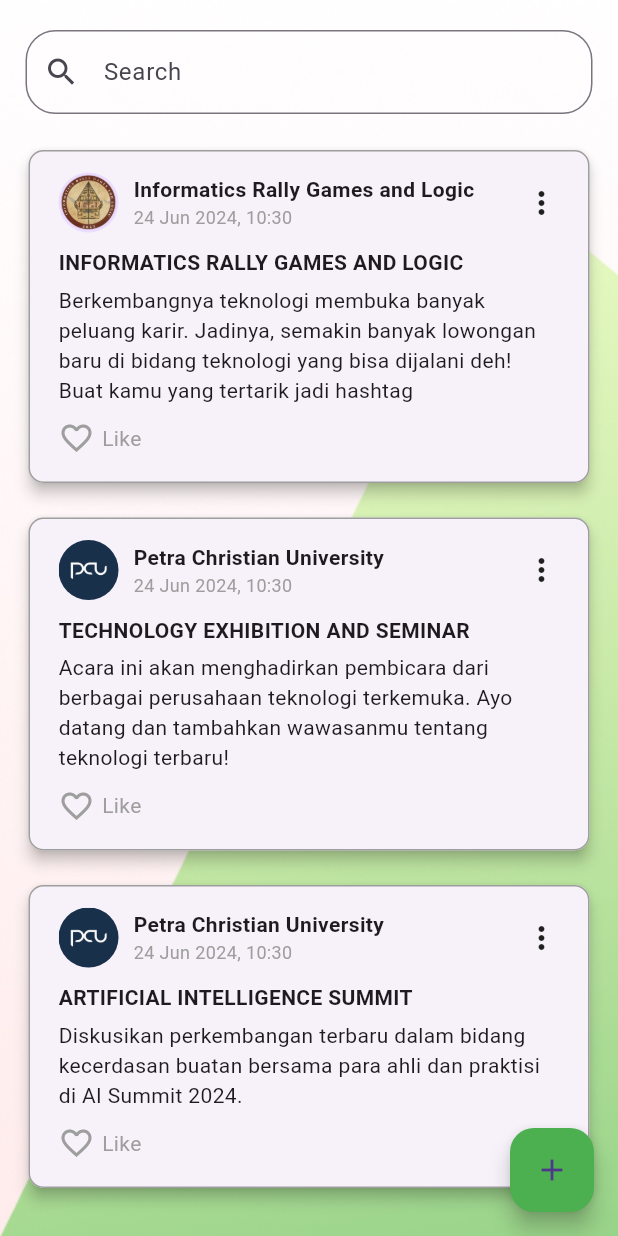
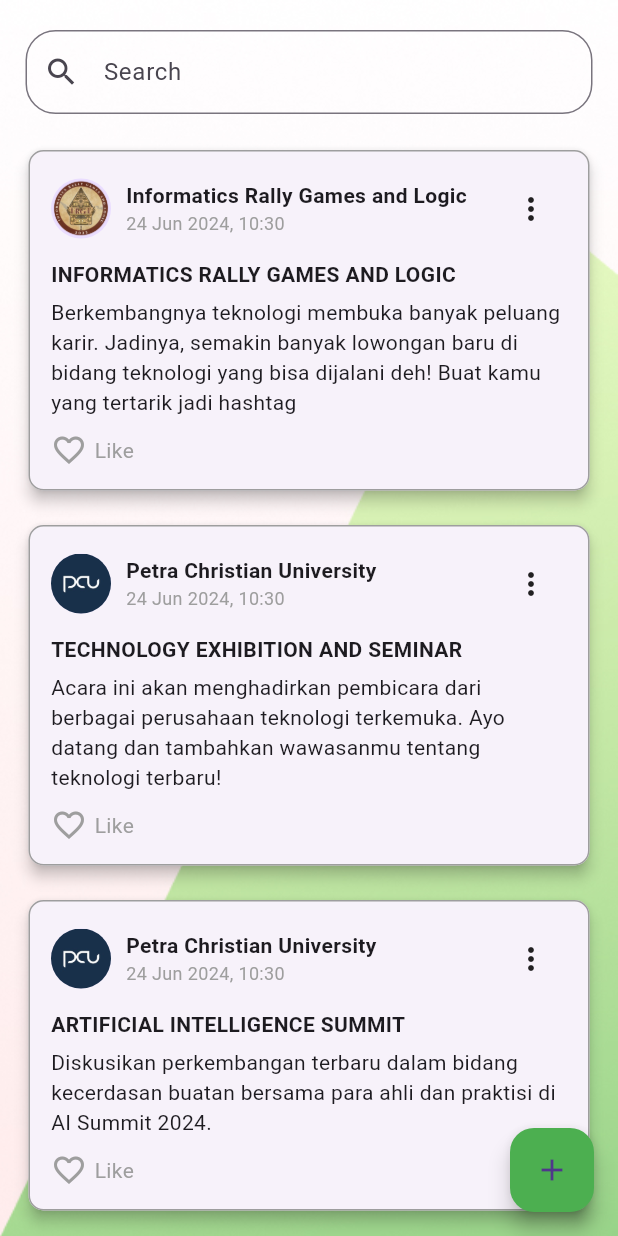
Before and after one commit to Griemoriez/Sponsorin, a Flutter app: the DiscoverCompanyHome screen opened directly, on a phone screen of 412 x 824 dp. Run offline on Flutter 3.47's test engine with Material 3 defaults, Android fonts, the light colour scheme and no system bars; our stand-ins replace curved_navigation_bar, hive, hive_flutter; accounts and stored records are empty.

Commit message:
sponsor (done)

```diff
--- a/flut_sponsorin/lib/company_view/discover_company_home.dart
+++ b/flut_sponsorin/lib/company_view/discover_company_home.dart
@@ -6,17 +6,16 @@ import '../models/user.dart';
 import '../models/post.dart';
 
 class DiscoverCompanyHome extends StatefulWidget {
-  const DiscoverCompanyHome({super.key});
+  const DiscoverCompanyHome({Key? key}) : super(key: key);
 
   @override
   State<DiscoverCompanyHome> createState() => _DiscoverCompanyHomeState();
 }
 
 class _DiscoverCompanyHomeState extends State<DiscoverCompanyHome> {
-  bool isFavorite = false;
   bool isLoading = true;
-  List<Map<String, String>> cardData = [];
-  List<Map<String, String>> filteredCardData = [];
+  List<Map<String, dynamic>> cardData = [];
+  List<Map<String, dynamic>> filteredCardData = [];
 
   @override
   void initState() {
@@ -28,7 +27,7 @@ class _DiscoverCompanyHomeState extends State<DiscoverCompanyHome> {
     var postBox = await Hive.openBox<Post>('postBox');
     var userBox = await Hive.openBox<User>('userBox');
 
-    List<Map<String, String>> tempCardData = [];
+    List<Map<String, dynamic>> tempCardData = [];
 
     for (var postKey in postBox.keys) {
       var post = postBox.get(postKey) as Post;
@@ -40,6 +39,7 @@ class _DiscoverCompanyHomeState extends State<DiscoverCompanyHome> {
         'event': post.title,
         'description': post.description,
         'imagePath': user.picture ?? 'lib/assets/logo.png', // Use placeholder if null,
+        'isFavorite': "false", // Initialize isFavorite as false
       });
     }
 
@@ -61,6 +61,12 @@ class _DiscoverCompanyHomeState extends State<DiscoverCompanyHome> {
 
     setState(() {
       filteredCardData = results;
+    });
+  }
+
+  void _toggleFavorite(int index) {
+    setState(() {
+      filteredCardData[index]['isFavorite'] = (filteredCardData[index]['isFavorite'] == 'true')? "false": "true";
     });
   }
 
@@ -98,7 +104,8 @@ class _DiscoverCompanyHomeState extends State<DiscoverCompanyHome> {
                       border: OutlineInputBorder(
                         borderRadius:
                         BorderRadius.all(Radius.circular(20.0)),
-                          borderSide: BorderSide(color: Colors.orange)),
+                        borderSide: BorderSide(color: Colors.orange),
+                      ),
                     ),
                   ),
                 ),
@@ -108,6 +115,8 @@ class _DiscoverCompanyHomeState extends State<DiscoverCompanyHome> {
                   itemCount: filteredCardData.length,
                   itemBuilder: (context, index) {
                     final item = filteredCardData[index];
+                    String isFavorite = (item['isFavorite'] == 'true')? "false": "true";
+
                     return Padding(
                       padding: const EdgeInsets.only(
                           right: 15.0, left: 15.0, bottom: 15.0),
@@ -119,15 +128,9 @@ class _DiscoverCompanyHomeState extends State<DiscoverCompanyHome> {
                               color: Colors.grey, width: 1),
                         ),
                         child: Padding(
-                          padding: const EdgeInsets.only(
-                              top: 15.0,
-                              left: 20.0,
-                              right: 20.0,
-                              bottom: 18.0),
+                          padding: const EdgeInsets.all(15.0),
                           child: Column(
-                              mainAxisSize: MainAxisSize.min,
-                              crossAxisAlignment:
-                              CrossAxisAlignment.start,
+                            crossAxisAlignment: CrossAxisAlignment.start,
                             children: <Widget>[
                               Row(
                                 children: <Widget>[
@@ -136,8 +139,9 @@ class _DiscoverCompanyHomeState extends State<DiscoverCompanyHome> {
                                         item['imagePath']!),
                                     radius: 20,
                                   ),
-                                    SizedBox(width: 10),
-                                    Column(
+                                  const SizedBox(width: 10),
+                                  Expanded(
+                                    child: Column(
                                       crossAxisAlignment:
                                       CrossAxisAlignment.start,
                                       children: <Widget>[
@@ -156,36 +160,61 @@ class _DiscoverCompanyHomeState extends State<DiscoverCompanyHome> {
                                         ),
                                       ],
                                     ),
-                                    Spacer(),
-                                    Icon(Icons.more_vert),
+                                  ),
+                                  PopupMenuButton(
+                                    itemBuilder: (context) => [
+                                      PopupMenuItem(
+                                        child: Text('Option 1'),
+                                        value: 'Option 1',
+                                      ),
+                                      PopupMenuItem(
+                                        child: Text('Option 2'),
+                                        value: 'Option 2',
+                                      ),
                                     ],
                                   ),
-                                SizedBox(height: 10),
+                                ],
+                              ),
+                              const SizedBox(height: 10),
                               Text(
                                 item['event']!,
                                 style: TextStyle(
                                   fontWeight: FontWeight.bold,
                                 ),
                               ),
-                                SizedBox(height: 5),
+                              const SizedBox(height: 5),
                               Text(
                                 item['description']!,
                               ),
-                                SizedBox(height: 10),
-                                Row(children: <Widget>[
+                              const SizedBox(height: 10),
+                              GestureDetector(
+                                onTap: () {
+                                  _toggleFavorite(index);
+                                },
+                                child: Row(
+                                  children: <Widget>[
                                     Icon(
-                                    Icons.favorite_border,
-                                    color: Colors.grey,
+                                      item['isFavorite'] == 'true'
+                                          ? Icons.favorite
+                                          : Icons.favorite_border,
+                                      color: item['isFavorite'] == 'true'
+                                          ? Colors.red
+                                          : Colors.grey,
                                     ),
                                     SizedBox(width: 5),
-                                  Text(
+                                    Expanded(
+                                      child: Text(
                                         'Like',
                                         style: TextStyle(
                                           color: Colors.grey,
                                         ),
                                       ),
-                                ])
-                              ]),
+                                    ),
+                                  ],
+                                ),
+                              )
+                            ],
+                          ),
                         ),
                       ),
                     );
@@ -201,10 +230,10 @@ class _DiscoverCompanyHomeState extends State<DiscoverCompanyHome> {
                 MaterialPageRoute(builder: (context) => upload_status()),
               );
             },
-            child: Icon(Icons.add),
+            child: const Icon(Icons.add),
             backgroundColor: Colors.green,
           ),
-        )
+        ),
       ],
     );
   }
--- a/flut_sponsorin/lib/login.dart
+++ b/flut_sponsorin/lib/login.dart
@@ -42,12 +42,12 @@ class _LoginScreenState extends State<LoginScreen> {
       if (role == 'sponsor') {
         Navigator.pushReplacement(
           context,
-          MaterialPageRoute(builder: (context) => discover_event()),
+          MaterialPageRoute(builder: (context) => discover_company()),
         );
       } else if (role == 'seeker') {
         Navigator.pushReplacement(
           context,
-          MaterialPageRoute(builder: (context) => discover_company()),
+          MaterialPageRoute(builder: (context) => discover_event()),
         );
       }
     } else {
```
Also changed, not shown: flut_sponsorin/lib/company_view/discover_company.dart (+5 -6 lines), flut_sponsorin/lib/company_view/profile_company.dart (+20 -18 lines), flut_sponsorin/lib/sponsor_seeker_view/discovery_sponsor_home.dart (+6 -4 lines). Lines whose indentation alone changed are shown as unchanged.
